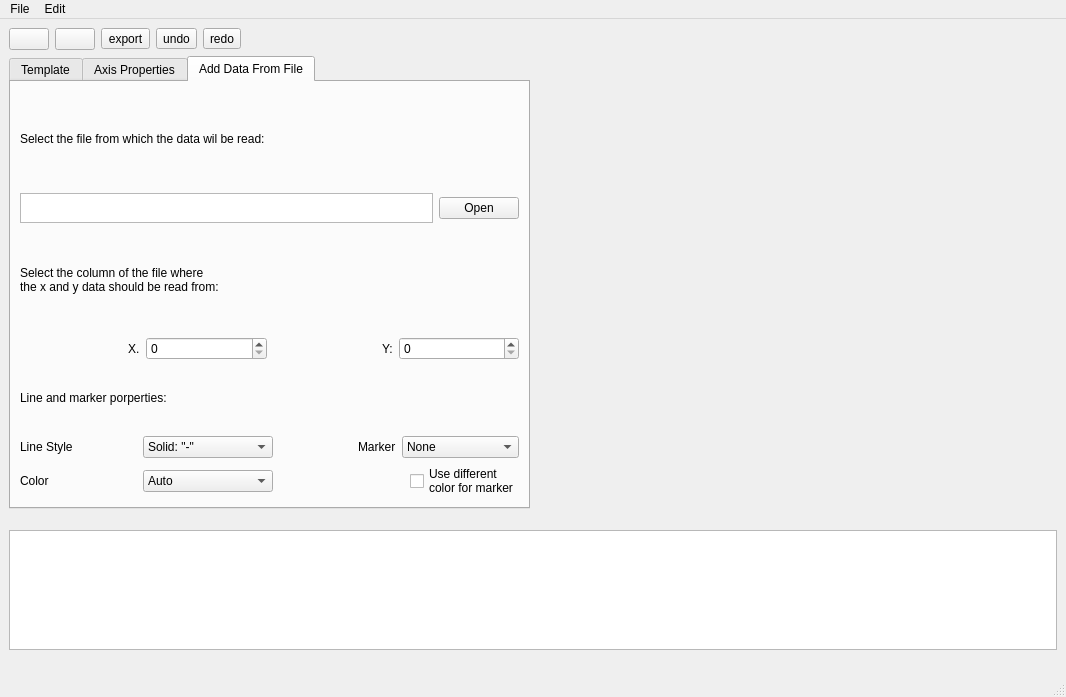
Before: the Qt Designer form ui/plotter.ui in hadrianmontes/Plotter2, drawn with Qt 5.
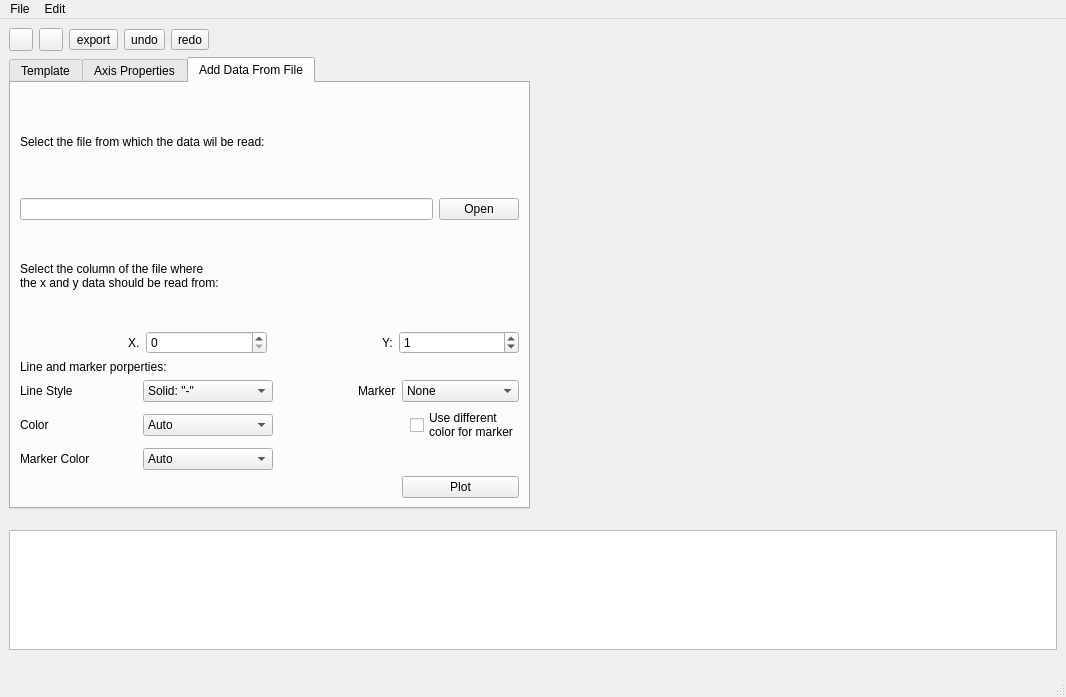
After: the same form once the commit is applied. Icons and pictures are not drawn.

```diff
--- a/ui/plotter.ui
+++ b/ui/plotter.ui
@@ -23,7 +23,10 @@
     <item row="0" column="0" colspan="2">
      <layout class="QHBoxLayout" name="layout_1">
       <item>
-       <widget class="QPushButton" name="open">
+       <widget class="QToolButton" name="open">
+        <property name="focusPolicy">
+         <enum>Qt::TabFocus</enum>
+        </property>
         <property name="text">
          <string/>
         </property>
@@ -35,7 +38,10 @@
        </widget>
       </item>
       <item>
-       <widget class="QPushButton" name="save">
+       <widget class="QToolButton" name="save">
+        <property name="focusPolicy">
+         <enum>Qt::TabFocus</enum>
+        </property>
         <property name="text">
          <string/>
         </property>
@@ -299,22 +305,6 @@
               </property>
              </widget>
             </item>
-            <item row="1" column="0">
-             <widget class="QPlainTextEdit" name="file_path_box">
-              <property name="sizePolicy">
-               <sizepolicy hsizetype="Expanding" vsizetype="Fixed">
-                <horstretch>0</horstretch>
-                <verstretch>0</verstretch>
-               </sizepolicy>
-              </property>
-              <property name="maximumSize">
-               <size>
-                <width>16777215</width>
-                <height>30</height>
-               </size>
-              </property>
-             </widget>
-            </item>
             <item row="0" column="0">
              <widget class="QLabel" name="label_7">
               <property name="text">
@@ -322,6 +312,9 @@
               </property>
              </widget>
             </item>
+            <item row="1" column="0">
+             <widget class="QLineEdit" name="file_path_box"/>
+            </item>
            </layout>
           </item>
           <item row="1" column="0">
@@ -348,7 +341,11 @@
              </widget>
             </item>
             <item row="1" column="3">
-             <widget class="QSpinBox" name="y_column_index"/>
+             <widget class="QSpinBox" name="y_column_index">
+              <property name="value">
+               <number>1</number>
+              </property>
+             </widget>
             </item>
             <item row="0" column="0" colspan="4">
              <widget class="QLabel" name="label_8">
@@ -496,6 +493,64 @@
               </property>
              </widget>
             </item>
+            <item row="4" column="0">
+             <widget class="QLabel" name="label_15">
+              <property name="text">
+               <string>Marker Color</string>
+              </property>
+             </widget>
+            </item>
+            <item row="4" column="1">
+             <widget class="QComboBox" name="comboMarkerColor">
+              <item>
+               <property name="text">
+                <string>Auto</string>
+               </property>
+              </item>
+              <item>
+               <property name="text">
+                <string>Black</string>
+               </property>
+              </item>
+              <item>
+               <property name="text">
+                <string>Blue</string>
+               </property>
+              </item>
+              <item>
+               <property name="text">
+                <string>Cyan</string>
+               </property>
+              </item>
+              <item>
+               <property name="text">
+                <string>Green</string>
+               </property>
+              </item>
+              <item>
+               <property name="text">
+                <string>Red</string>
+               </property>
+              </item>
+              <item>
+               <property name="text">
+                <string>Pink</string>
+               </property>
+              </item>
+              <item>
+               <property name="text">
+                <string>Yellow</string>
+               </property>
+              </item>
+             </widget>
+            </item>
+            <item row="5" column="3">
+             <widget class="QPushButton" name="plot_but">
+              <property name="text">
+               <string>Plot</string>
+              </property>
+             </widget>
+            </item>
            </layout>
           </item>
          </layout>
```
Left out of the diff: 84 changed lines with no effect on the pictures.
